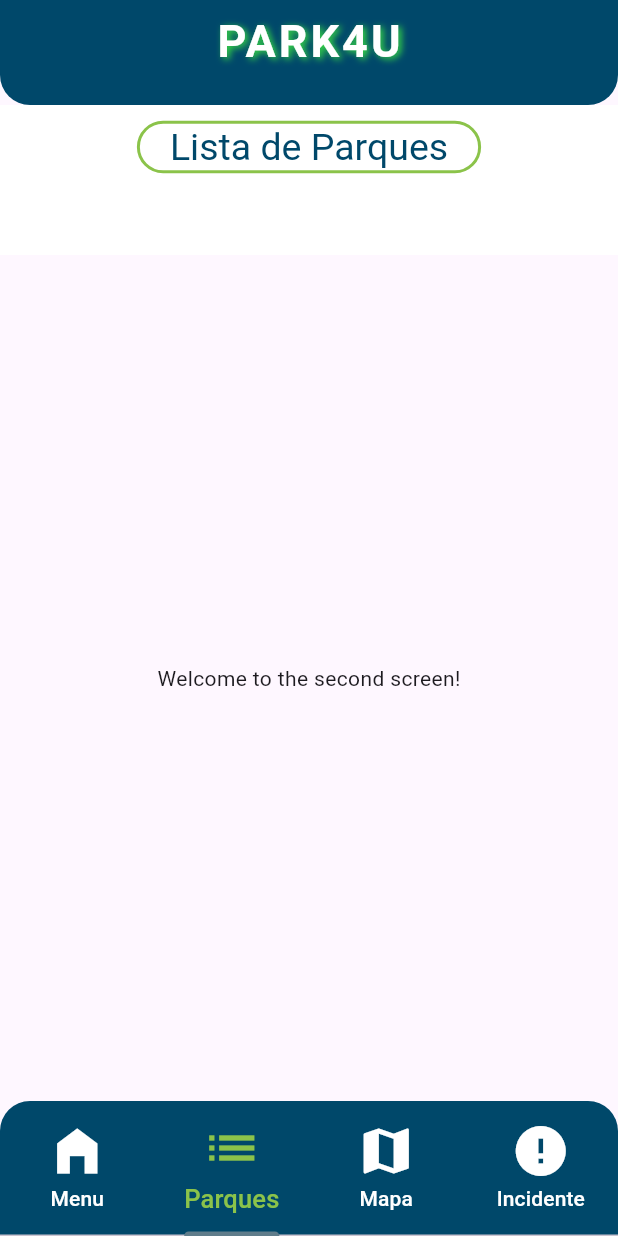
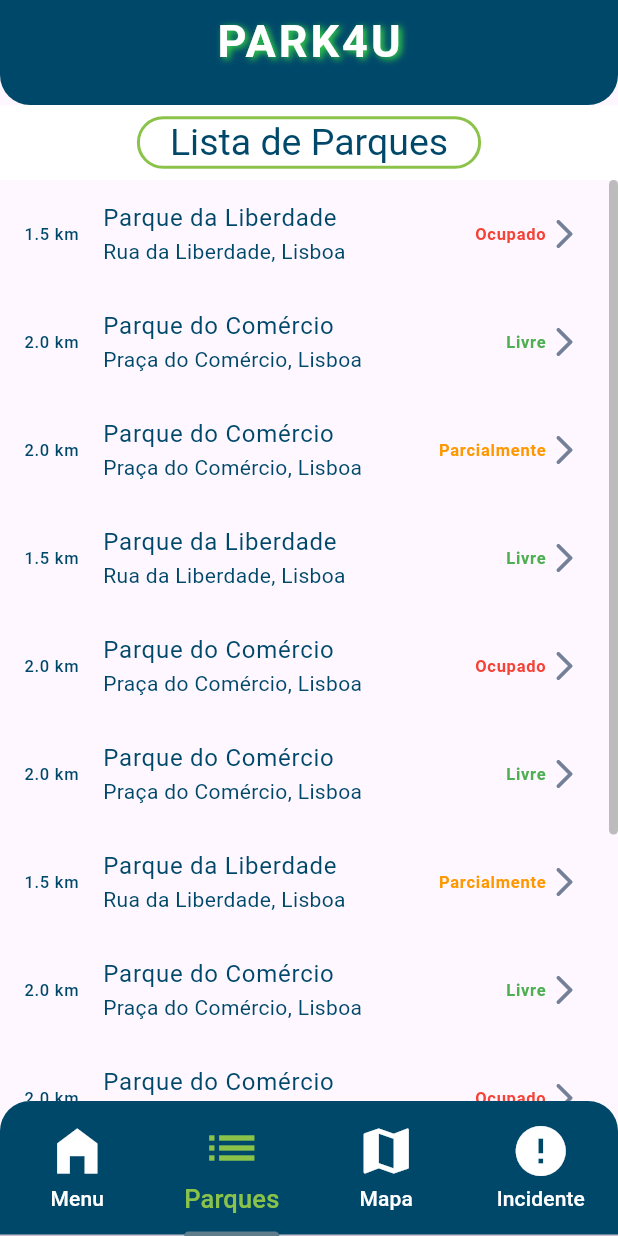
Before and after one commit to Tomfibacarrico03/app_estacionamento_22104735_22107603, a Flutter app: the screen it shows after launch, item 2 of the bottom bar chosen, on a phone screen of 412 x 824 dp. Run offline on Flutter 3.47's test engine with Material 3 defaults, Android fonts, the light colour scheme and no system bars; Roboto replaces fonts that are missing (Arial).

Commit message:
Ecrã de lista de parques

```diff
--- a/lib/Mapa.dart
+++ b/lib/Mapa.dart
@@ -19,7 +19,6 @@ class Mapa extends StatelessWidget {
           Positioned.fill(
             top: MediaQuery.of(context).padding.top + kToolbarHeight, // Deixe espaço para a AppBar
             child: const Column(
-              // Seu conteúdo do body aqui
             ),
           ),
           // A AppBar sobreposta
--- /dev/null
+++ b/lib/detalhes.dart
@@ -0,0 +1,30 @@
+import 'package:flutter/material.dart';
+import 'estacionamento.dart';
+
+class DetalhesDoParque extends StatelessWidget {
+  final Estacionamento parque;
+
+  const DetalhesDoParque({Key? key, required this.parque}) : super(key: key);
+
+  @override
+  Widget build(BuildContext context) {
+    // Construa sua página de detalhes aqui
+    return Scaffold(
+      appBar: AppBar(
+        title: Text(parque.nome),
+      ),
+      body: Padding(
+        padding: const EdgeInsets.all(16.0),
+        child: Column(
+          crossAxisAlignment: CrossAxisAlignment.start,
+          children: <Widget>[
+            Text('Endereço: ${parque.endereco}'),
+            Text('Distância: ${parque.distancia.toStringAsFixed(2)} km'),
+            Text('Status: ${parque.ocupado}'),
+            // Adicione mais detalhes conforme necessário
+          ],
+        ),
+      ),
+    );
+  }
+}
--- /dev/null
+++ b/lib/estacionamento.dart
@@ -0,0 +1,8 @@
+class Estacionamento {
+  final String nome;
+  final String endereco;
+  final String ocupado;
+  final double distancia;
+
+   Estacionamento({required this.nome, required this.endereco, required this.ocupado, required this.distancia});
+}
--- a/lib/parques.dart
+++ b/lib/parques.dart
@@ -1,4 +1,24 @@
+import 'dart:math';
+
 import 'package:flutter/material.dart';
+import 'estacionamento.dart';
+
+final List<Estacionamento> listaDeParques = [
+  Estacionamento(nome: 'Parque da Liberdade', endereco: 'Rua da Liberdade, Lisboa', ocupado: 'Ocupado', distancia: 1.5),
+  Estacionamento(nome: 'Parque do Comércio', endereco: 'Praça do Comércio, Lisboa', ocupado: 'Livre', distancia: 2.0),
+  Estacionamento(nome: 'Parque do Comércio', endereco: 'Praça do Comércio, Lisboa', ocupado: 'Parcialmente', distancia: 2.0),
+  Estacionamento(nome: 'Parque da Liberdade', endereco: 'Rua da Liberdade, Lisboa', ocupado: 'Livre', distancia: 1.5),
+  Estacionamento(nome: 'Parque do Comércio', endereco: 'Praça do Comércio, Lisboa', ocupado: 'Ocupado', distancia: 2.0),
+  Estacionamento(nome: 'Parque do Comércio', endereco: 'Praça do Comércio, Lisboa', ocupado: 'Livre', distancia: 2.0),
+  Estacionamento(nome: 'Parque da Liberdade', endereco: 'Rua da Liberdade, Lisboa', ocupado: 'Parcialmente', distancia: 1.5),
+  Estacionamento(nome: 'Parque do Comércio', endereco: 'Praça do Comércio, Lisboa', ocupado: 'Livre', distancia: 2.0),
+  Estacionamento(nome: 'Parque do Comércio', endereco: 'Praça do Comércio, Lisboa', ocupado: 'Ocupado', distancia: 2.0),
+  Estacionamento(nome: 'Parque da Liberdade', endereco: 'Rua da Liberdade, Lisboa', ocupado: 'Parcialmente', distancia: 1.5),
+  Estacionamento(nome: 'Parque do Comércio', endereco: 'Praça do Comércio, Lisboa', ocupado: 'Ocupado', distancia: 2.0),
+  Estacionamento(nome: 'Parque do Comércio', endereco: 'Praça do Comércio, Lisboa', ocupado: 'Parcialmente', distancia: 2.0),
+
+];
+
 
 class Parques extends StatelessWidget {
   const Parques({super.key});
@@ -7,14 +27,17 @@ class Parques extends StatelessWidget {
   Widget build(BuildContext context) {
     return Scaffold(
       appBar: PreferredSize(
-        preferredSize: const Size.fromHeight(100.0),
+        preferredSize: const Size.fromHeight(50.0),
         child: AppBar(
           centerTitle: true, // Centraliza o título
           title: Padding(
-            padding: const EdgeInsets.symmetric(vertical: 10.0), // Aumente o espaço vertical se necessário.
+            padding: const EdgeInsets.symmetric(vertical: 10.0),
+            // Aumente o espaço vertical se necessário.
             child: Container(
-              height: 35, // Altura fixa
-              padding: const EdgeInsets.symmetric(horizontal: 20, vertical: 0), // Espaço ao redor do texto
+              height: 35,
+              // Altura fixa
+              padding: const EdgeInsets.symmetric(horizontal: 20, vertical: 0),
+              // Espaço ao redor do texto
               decoration: BoxDecoration(
                 color: Colors.white, // Cor de fundo do retângulo
                 borderRadius: BorderRadius.circular(20), // Bordas arredondadas
@@ -37,9 +60,51 @@ class Parques extends StatelessWidget {
           elevation: 0, // Remove a sombra abaixo da AppBar
         ),
       ),
-      body: const Center(
-        child: Text('Welcome to the second screen!'),
+      body: Scrollbar(
+        thumbVisibility: true, // Define se a barra de rolagem deve ser sempre visível
+        thickness: 6.0, // Define a espessura da barra de rolagem
+        radius: const Radius.circular(10), // Define o raio da borda da barra de rolagem
+
+        child: ListView.builder(
+          itemCount: listaDeParques.length,
+          itemBuilder: (BuildContext context, int index) {
+            final estacionamento = listaDeParques[index];
+            return ListTile(
+              title: Text(estacionamento.nome,style: const TextStyle(
+                color:Color(0xFF00486A))),
+              subtitle: Text(estacionamento.endereco, style: const TextStyle(
+                  color:Color(0xFF00486A))),
+              trailing: Row(mainAxisSize: MainAxisSize.min, children: [
+                Text(
+                  estacionamento.ocupado,
+                  style: TextStyle(
+                    color: getColorForStatus(estacionamento.ocupado), // Define a cor baseado no estado de ocupação
+                    fontWeight: FontWeight.bold,
+                  ),
+                ),
+                const Icon(Icons.arrow_forward_ios_rounded, color: Color(
+                    0xFF747F98)),
+              ],),
+              leading: Text('${estacionamento.distancia.toStringAsFixed(1)} km', style: const TextStyle(
+                  color:Color(0xFF00486A))),
+            );
+          },
+        ),
       ),
     );
   }
 }
+
+
+  Color getColorForStatus(String status) {
+    switch (status) {
+      case 'Ocupado':
+        return Colors.red;
+      case 'Parcialmente':
+        return Colors.orange;
+      case 'Livre':
+        return Colors.green;
+      default:
+        return Colors.grey; // Cor padrão para status desconhecido
+    }
+  }
--- a/pubspec.yaml
+++ b/pubspec.yaml
@@ -56,7 +56,7 @@ flutter:
   # the material Icons class.
   uses-material-design: true
   assets:
-    - assets/mapa.png
+    - assets/
 
   # To add assets to your application, add an assets section, like this:
   # assets:
```
